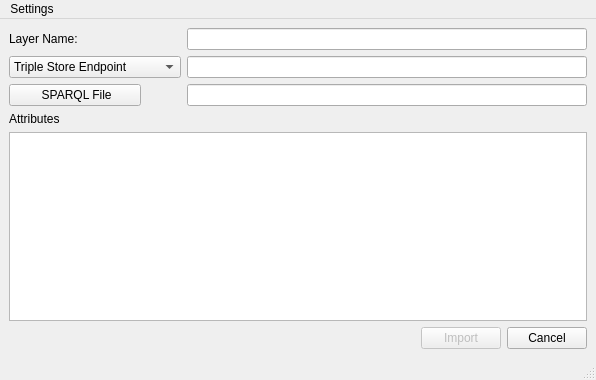
Qt form MainWindow.ui (LambdaGeo/qgisparql-triple2layer) before a commit.
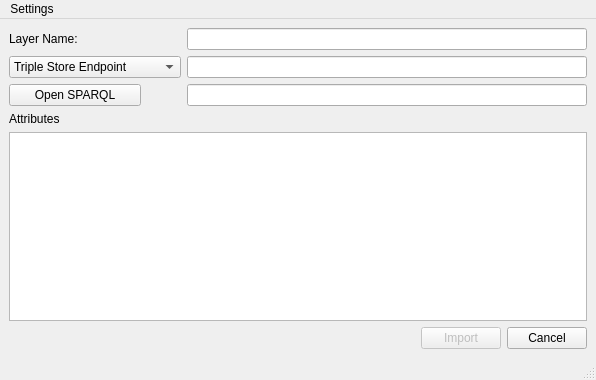
The same form after that commit.

Commit message: update open sparql button

```diff
--- a/MainWindow.ui
+++ b/MainWindow.ui
@@ -143,7 +143,7 @@
              </sizepolicy>
             </property>
             <property name="text">
-             <string> SPARQL File</string>
+             <string>Open SPARQL</string>
             </property>
            </widget>
           </item>
```
The commit also changes 1 other file.
